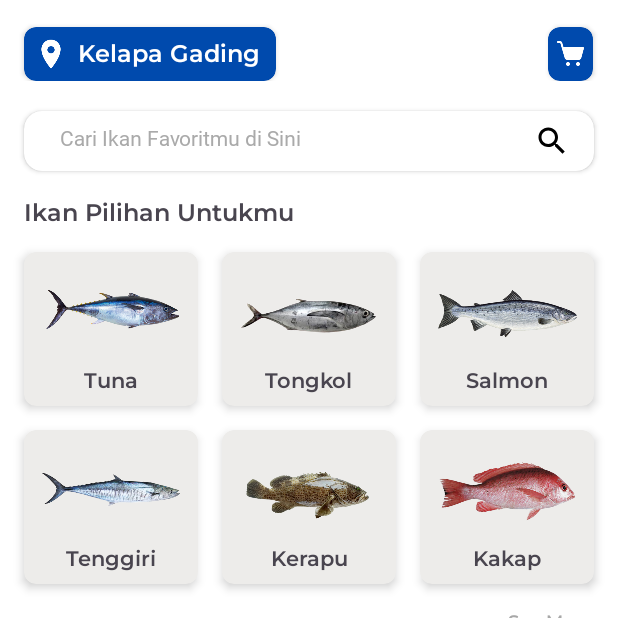
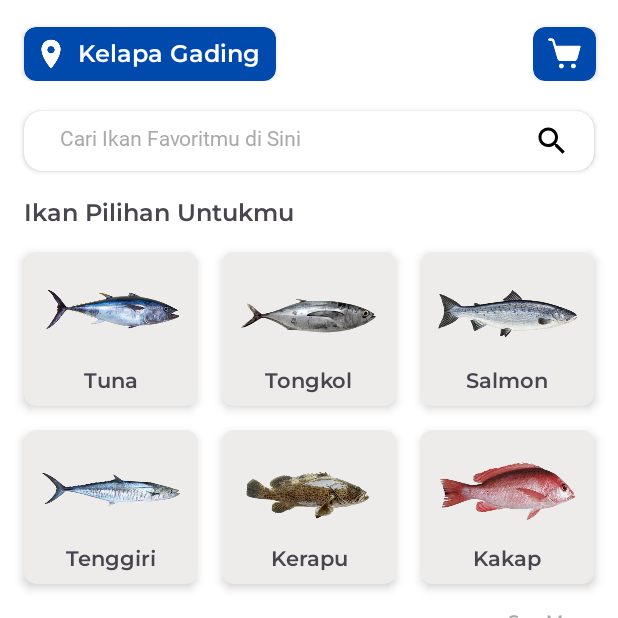
Before and after one commit to aaiisyahn/Belikan, an Android app: the screen it shows after launch (MainActivity), on a phone screen of 412 x 824 dp, the top half of it. Run offline under Robolectric (Android 15) with nearby library versions, the phone set to English and light mode, and no system bars.

Commit message:
commit header

```diff
--- a/app/src/main/res/layout/header_layout.xml
+++ b/app/src/main/res/layout/header_layout.xml
@@ -63,11 +63,11 @@
     <!-- CardView 2 -->
     <androidx.cardview.widget.CardView
         android:id="@+id/cardView2"
-        android:layout_width="30dp"
+        android:layout_width="42dp"
         android:layout_height="36dp"
         android:layout_margin="16dp"
-        android:layout_marginStart="8dp"
-        android:layout_marginEnd="8dp"
+        android:layout_marginStart="16dp"
+        android:layout_marginEnd="16dp"
         android:backgroundTint="#004AAD"
         app:cardCornerRadius="8dp"
         app:layout_constraintEnd_toEndOf="parent"
@@ -81,8 +81,10 @@
             android:orientation="vertical">
 
             <ImageView
-                android:layout_width="20dp"
-                android:layout_height="20dp"
+                android:layout_width="24dp"
+                android:layout_height="24dp"
+                android:layout_marginStart="8dp"
+                android:layout_marginEnd="8dp"
                 android:src="@drawable/ic_cart"
                 app:layout_constraintBottom_toBottomOf="parent"
                 app:layout_constraintEnd_toEndOf="parent"
@@ -99,6 +101,6 @@
         android:layout_width="wrap_content"
         android:layout_height="wrap_content"
         android:orientation="vertical"
-        app:layout_constraintGuide_begin="349dp" />
+        app:layout_constraintGuide_begin="340dp" />
 
 </androidx.constraintlayout.widget.ConstraintLayout>
```
Also changed, not shown: app/src/main/res/layout/search.xml (deleted, +0 -48 lines).
